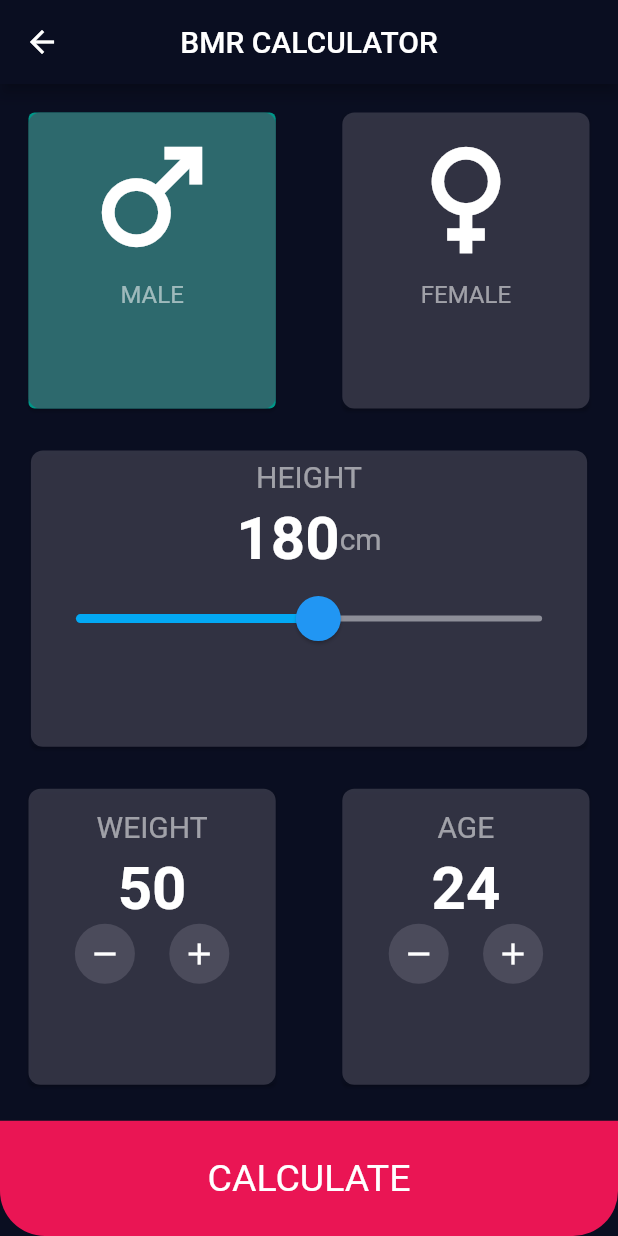
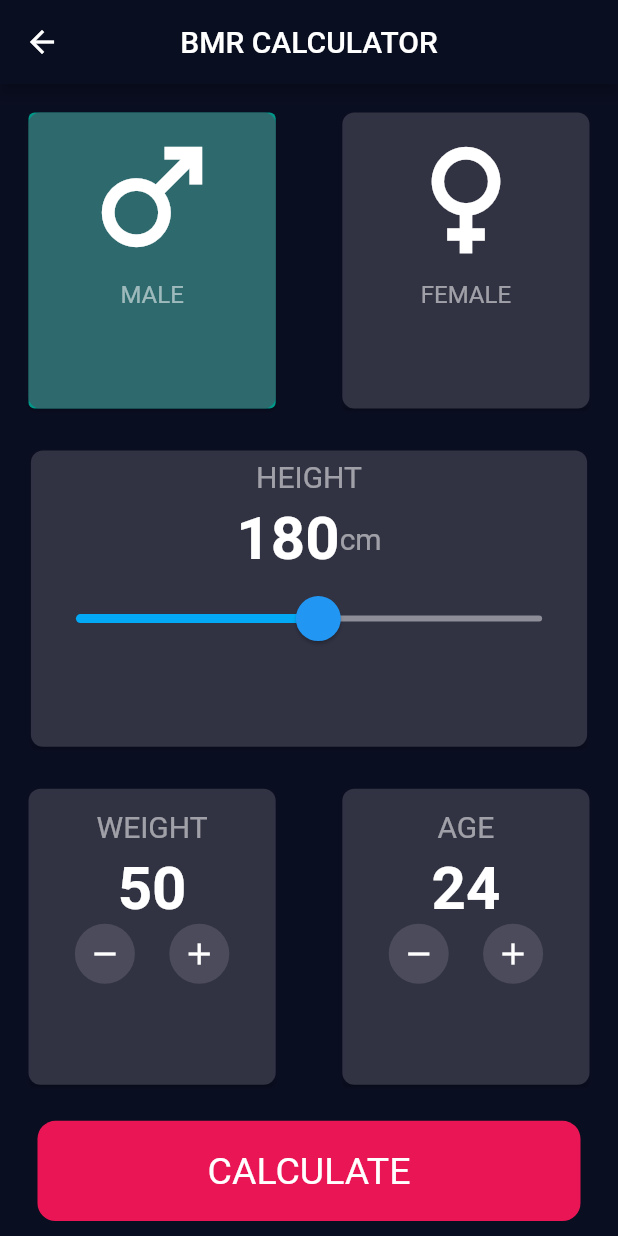
Before and after one commit to RakibPranto/Fitness_calculator_BMR_BMI_using_flutter, a Flutter app: the BMRCalculator screen opened directly, on a phone screen of 412 x 824 dp. Run offline on Flutter 3.47's test engine with Material 2 defaults, Android fonts, the phone set to English and light mode, and no system bars; our stand-ins replace google_fonts.

```diff
--- a/lib/calculator_page_BMR.dart
+++ b/lib/calculator_page_BMR.dart
@@ -352,6 +352,8 @@ class _BMRCalculatorState extends State<BMRCalculator> {
           ),
           Expanded(
               flex: 1,
+              child: Padding(
+                padding: const EdgeInsets.only(left: 25, right: 25, bottom: 10),
                 child: InkWell(
                   onTap: () {
                     if (isMale == true) {
@@ -417,15 +419,14 @@ class _BMRCalculatorState extends State<BMRCalculator> {
                   child: Container(
                     height: 20,
                     width: double.infinity,
-                  decoration: const BoxDecoration(
-                      color: Color(0xffea1554),
-                      borderRadius: BorderRadius.only(
-                          bottomLeft: Radius.circular(30),
-                          bottomRight: Radius.circular(30))),
+                    decoration: BoxDecoration(
+                        color: const Color(0xffea1554),
+                        borderRadius: BorderRadius.circular(12)),
                     child: const Center(
                       child: Text(
                         "CALCULATE",
                         style: TextStyle(color: Colors.white, fontSize: 25),
+                      ),
                     ),
                   ),
                 ),
```
Also changed, not shown: lib/calculator_page_BMI.dart (+24 -12 lines), images/img.jpg (added), 31 other files. Lines whose indentation alone changed are shown as unchanged.
